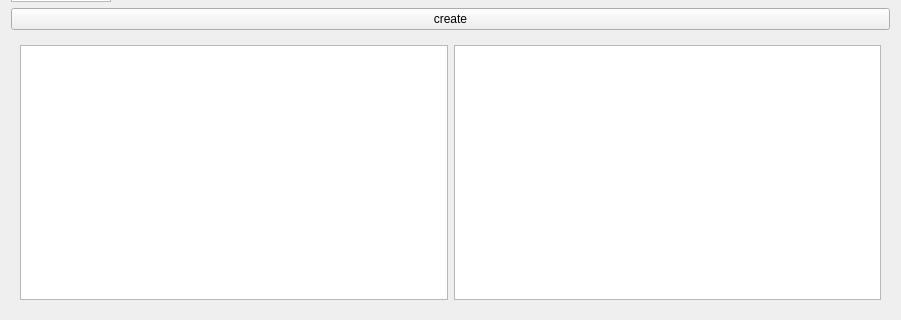
This is program/forms/signal_display_widget.ui in MichalDudkiewicz/signal_processing as Qt 5 draws it before an edit; both pictures show x 0 to 901 and y 535 to 855 of the 901 by 855 pixel window. The edited form follows.
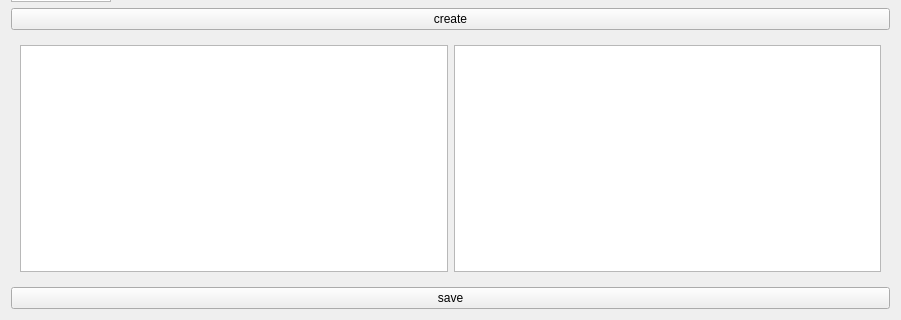
This is the edited form. Custom widgets are drawn as their Qt base class.

What changed in the file:
```diff
--- a/program/forms/signal_display_widget.ui
+++ b/program/forms/signal_display_widget.ui
@@ -209,6 +209,13 @@
      </item>
     </layout>
    </item>
+   <item row="1" column="0">
+    <widget class="QPushButton" name="saveButton">
+     <property name="text">
+      <string>save</string>
+     </property>
+    </widget>
+   </item>
   </layout>
  </widget>
  <customwidgets>
```
